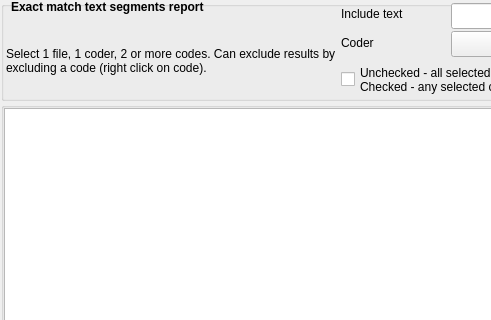
First picture: the form in GUI_UIs/ui_report_matching_segments.ui, repository ccbogel/QualCoder, before the edit; both pictures show x 0 to 491 and y 0 to 320 of the 989 by 580 pixel window.
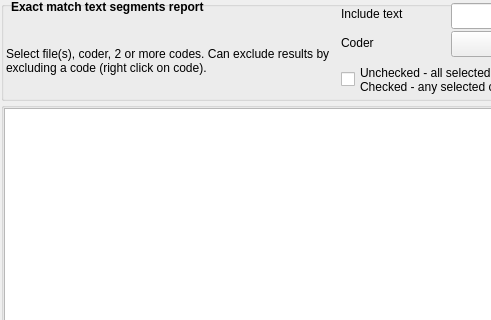
Second picture: the form after the edit.

What changed in the file:
```diff
--- a/GUI_UIs/ui_report_matching_segments.ui
+++ b/GUI_UIs/ui_report_matching_segments.ui
@@ -180,7 +180,7 @@
        </rect>
       </property>
       <property name="text">
-       <string>Select 1 file, 1 coder, 2 or more codes. Can exclude results by excluding a code (right click on code).</string>
+       <string>Select file(s), coder, 2 or more codes. Can exclude results by excluding a code (right click on code).</string>
       </property>
       <property name="wordWrap">
        <bool>true</bool>
```
Left out of the diff: 3 changed lines with no effect on the pictures.
